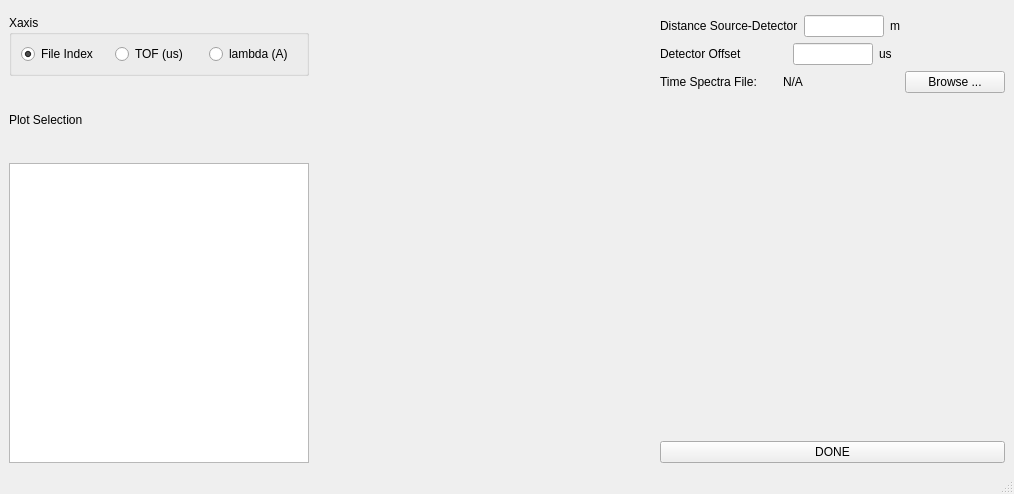
neutronimaging/python_notebooks, file ui/ui_resonance_imaging_experiment_vs_theory.ui: the form before one commit.
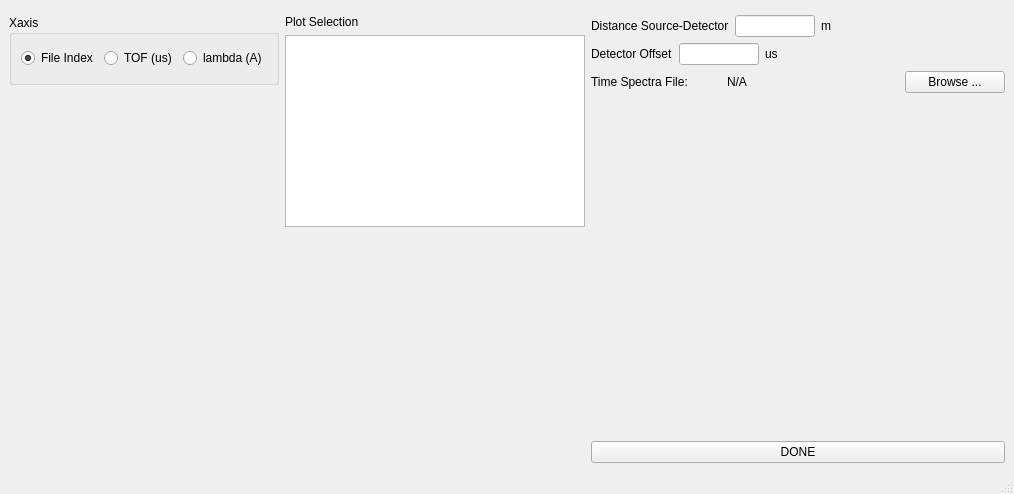
The form after the commit.

Commit message: Finished implementation of resonance imaging notebook vs theory

What changed in the file:
```diff
--- a/ui/ui_resonance_imaging_experiment_vs_theory.ui
+++ b/ui/ui_resonance_imaging_experiment_vs_theory.ui
@@ -31,6 +31,18 @@
        <layout class="QVBoxLayout" name="verticalLayout_4">
         <item>
          <widget class="QGroupBox" name="groupBox">
+          <property name="minimumSize">
+           <size>
+            <width>0</width>
+            <height>70</height>
+           </size>
+          </property>
+          <property name="maximumSize">
+           <size>
+            <width>16777215</width>
+            <height>70</height>
+           </size>
+          </property>
           <property name="title">
            <string>Xaxis</string>
           </property>
@@ -63,9 +75,30 @@
          </widget>
         </item>
         <item>
+         <spacer name="verticalSpacer">
+          <property name="orientation">
+           <enum>Qt::Vertical</enum>
+          </property>
+          <property name="sizeHint" stdset="0">
+           <size>
+            <width>20</width>
+            <height>40</height>
+           </size>
+          </property>
+         </spacer>
+        </item>
+       </layout>
+      </item>
+      <item>
          <layout class="QVBoxLayout" name="verticalLayout">
           <item>
            <widget class="QLabel" name="label_4">
+          <property name="maximumSize">
+           <size>
+            <width>16777215</width>
+            <height>50</height>
+           </size>
+          </property>
             <property name="text">
              <string>Plot Selection</string>
             </property>
@@ -73,6 +106,12 @@
           </item>
           <item>
            <widget class="QListWidget" name="list_to_plot_widget">
+          <property name="sizePolicy">
+           <sizepolicy hsizetype="Expanding" vsizetype="Minimum">
+            <horstretch>0</horstretch>
+            <verstretch>0</verstretch>
+           </sizepolicy>
+          </property>
             <property name="minimumSize">
              <size>
               <width>200</width>
@@ -90,22 +129,20 @@
             </property>
            </widget>
           </item>
-         </layout>
-        </item>
-       </layout>
-      </item>
       <item>
-       <spacer name="horizontalSpacer">
+         <spacer name="verticalSpacer_3">
         <property name="orientation">
-         <enum>Qt::Horizontal</enum>
+           <enum>Qt::Vertical</enum>
         </property>
         <property name="sizeHint" stdset="0">
          <size>
-          <width>40</width>
-          <height>20</height>
+            <width>20</width>
+            <height>40</height>
          </size>
         </property>
        </spacer>
+        </item>
+       </layout>
       </item>
       <item>
        <layout class="QVBoxLayout" name="verticalLayout_3">
@@ -141,6 +178,19 @@
             </property>
            </widget>
           </item>
+          <item>
+           <spacer name="horizontalSpacer">
+            <property name="orientation">
+             <enum>Qt::Horizontal</enum>
+            </property>
+            <property name="sizeHint" stdset="0">
+             <size>
+              <width>40</width>
+              <height>20</height>
+             </size>
+            </property>
+           </spacer>
+          </item>
          </layout>
         </item>
         <item>
@@ -175,6 +225,19 @@
             </property>
            </widget>
           </item>
+          <item>
+           <spacer name="horizontalSpacer_2">
+            <property name="orientation">
+             <enum>Qt::Horizontal</enum>
+            </property>
+            <property name="sizeHint" stdset="0">
+             <size>
+              <width>40</width>
+              <height>20</height>
+             </size>
+            </property>
+           </spacer>
+          </item>
          </layout>
         </item>
         <item>
```
Left out of the diff: 3 changed lines with no effect on the pictures. Lines whose indentation alone changed are shown as unchanged. The commit also changes 3 other files.
